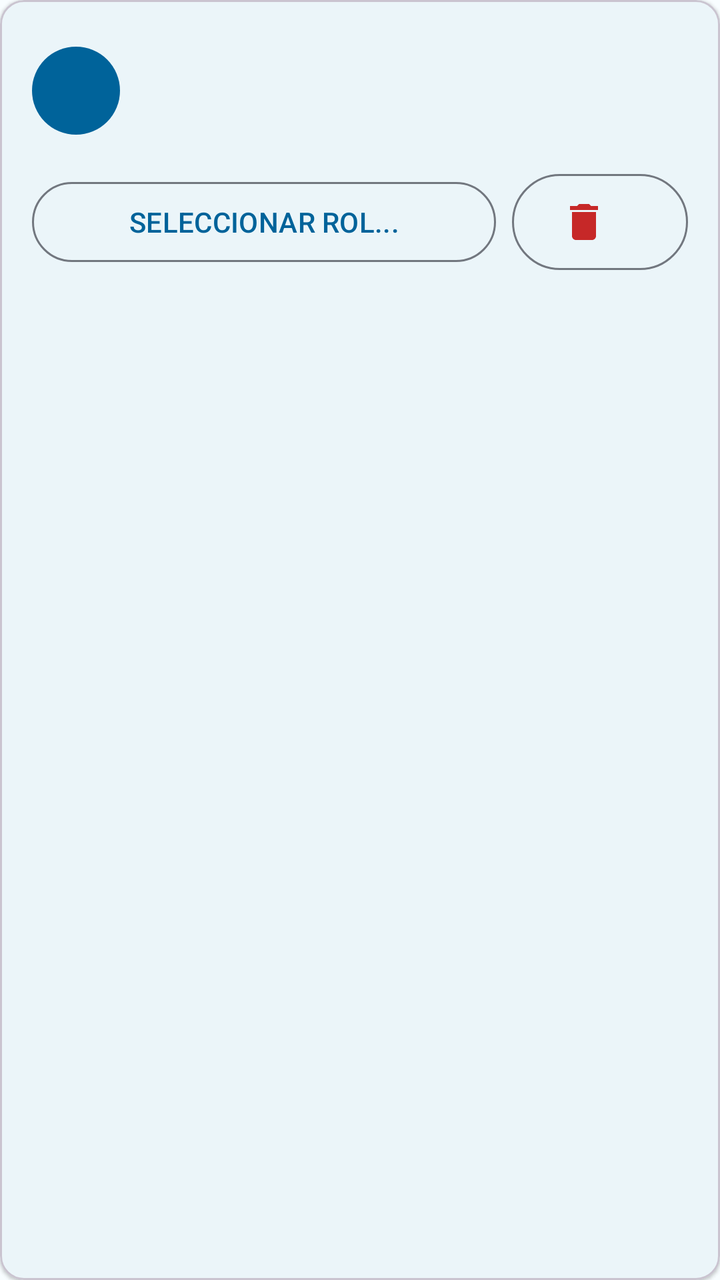
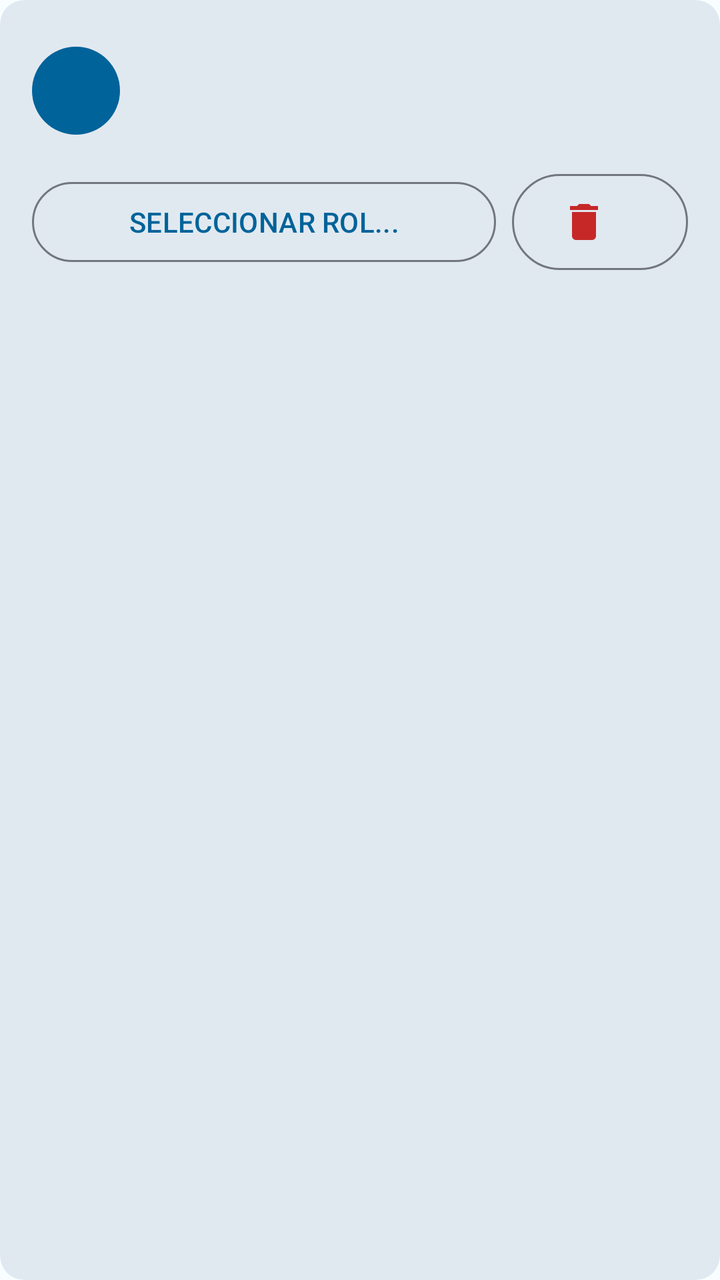

Before-and-after screenshots of an Android layout around one commit, followed by the original layout XML and the change that was made.
<!-- AndroidManifest.xml: application theme Theme.DonationSystem -->
<!-- res/layout/item_active_user.xml -->
<?xml version="1.0" encoding="utf-8"?>
<com.google.android.material.card.MaterialCardView xmlns:android="http://schemas.android.com/apk/res/android"
    xmlns:app="http://schemas.android.com/apk/res-auto"
    android:layout_width="match_parent"
    android:layout_height="wrap_content"
    android:layout_marginBottom="12dp"
    app:cardCornerRadius="12dp"
    app:cardElevation="1dp">

    <LinearLayout
        android:layout_width="match_parent"
        android:layout_height="wrap_content"
        android:orientation="vertical"
        android:padding="16dp">

        <LinearLayout
            android:layout_width="match_parent"
            android:layout_height="wrap_content"
            android:gravity="center_vertical"
            android:orientation="horizontal">

            <TextView
                android:id="@+id/textViewActiveUserInitial"
                android:layout_width="44dp"
                android:layout_height="44dp"
                android:background="@drawable/bg_avatar"
                android:gravity="center"
                android:textColor="@color/on_primary"
                android:textSize="18sp"
                android:textStyle="bold" />

            <LinearLayout
                android:layout_width="0dp"
                android:layout_height="wrap_content"
                android:layout_marginStart="12dp"
                android:layout_weight="1"
                android:orientation="vertical">

                <TextView
                    android:id="@+id/textViewActiveUserName"
                    android:layout_width="wrap_content"
                    android:layout_height="wrap_content"
                    android:textAppearance="?attr/textAppearanceTitleMedium"
                    android:textColor="@color/clinical_dark_blue" />

                <TextView
                    android:id="@+id/textViewActiveUserDni"
                    android:layout_width="wrap_content"
                    android:layout_height="wrap_content"
                    android:layout_marginTop="2dp"
                    android:textAppearance="?attr/textAppearanceBodyMedium"
                    android:textColor="@color/on_surface_variant" />

                <TextView
                    android:id="@+id/textViewActiveUserEmail"
                    android:layout_width="wrap_content"
                    android:layout_height="wrap_content"
                    android:textAppearance="?attr/textAppearanceBodySmall"
                    android:textColor="@color/on_surface_variant" />
            </LinearLayout>
        </LinearLayout>

        <LinearLayout
            android:layout_width="match_parent"
            android:layout_height="wrap_content"
            android:layout_marginTop="12dp"
            android:orientation="horizontal">

            <com.google.android.material.button.MaterialButton
                android:id="@+id/buttonActiveUserRole"
                style="@style/Widget.Material3.Button.OutlinedButton"
                android:layout_width="0dp"
                android:layout_height="wrap_content"
                android:layout_marginEnd="4dp"
                android:layout_weight="1"
                android:text="@string/hint_select_role"
                android:textAllCaps="true" />

            <com.google.android.material.button.MaterialButton
                android:id="@+id/buttonDeleteUser"
                style="@style/Widget.Material3.Button.OutlinedButton"
                android:layout_width="wrap_content"
                android:layout_height="wrap_content"
                android:layout_marginStart="4dp"
                android:insetTop="0dp"
                android:insetBottom="0dp"
                android:contentDescription="@string/dialog_confirm_delete_user"
                app:icon="@drawable/ic_delete"
                app:iconTint="@color/veda_red"
                app:iconSize="24dp" />
        </LinearLayout>
    </LinearLayout>
</com.google.android.material.card.MaterialCardView>
<!-- resources referenced by this layout -->
<resources>
  <color name="clinical_dark_blue">#FF001D33</color>
  <color name="on_primary">#FFFFFFFF</color>
  <color name="on_surface_variant">#FF42474E</color>
  <color name="veda_red">#FFC62828</color>
  <!-- drawable bg_avatar (drawable) -->
  <?xml version="1.0" encoding="utf-8"?>
  <shape xmlns:android="http://schemas.android.com/apk/res/android"
      android:shape="oval">
      <solid android:color="@color/medical_blue" />
  </shape>
  <!-- drawable ic_delete (drawable) -->
  <vector xmlns:android="http://schemas.android.com/apk/res/android"
      android:width="24dp"
      android:height="24dp"
      android:viewportWidth="24"
      android:viewportHeight="24"
      android:tint="?attr/colorControlNormal">
      <path
          android:fillColor="@android:color/white"
          android:pathData="M6,19c0,1.1 0.9,2 2,2h8c1.1,0 2,-0.9 2,-2V7H6v12zM19,4h-3.5l-1,-1h-5l-1,1H5v2h14V4z" />
  </vector>
  <string name="dialog_confirm_delete_user">¿Eliminar a este usuario del sistema?</string>
  <string name="hint_select_role">Seleccionar rol...</string>
  <style name="Theme.DonationSystem" parent="Base.Theme.DonationSystem" />
  <color name="medical_blue">#FF00639A</color>
  <style name="Base.Theme.DonationSystem" parent="Theme.Material3.DayNight.NoActionBar">
          <item name="colorPrimary">@color/medical_blue</item>
          <item name="colorOnPrimary">@color/on_primary</item>
          <item name="colorPrimaryContainer">@color/medical_blue_light</item>
          <item name="colorOnPrimaryContainer">@color/clinical_dark_blue</item>
  
          <item name="colorSecondary">@color/clinical_dark_blue</item>
          <item name="colorOnSecondary">@color/on_secondary</item>
  
          <item name="colorSurface">@color/surface_light</item>
          <item name="colorOnSurface">@color/on_surface</item>
          <item name="colorSurfaceVariant">@color/surface_variant</item>
          <item name="colorOnSurfaceVariant">@color/on_surface_variant</item>
  
          <item name="android:colorBackground">@color/surface_light</item>
          <item name="colorOutline">@color/outline</item>
      </style>
  <color name="medical_blue_light">#FFD1E4FF</color>
  <color name="on_secondary">#FFFFFFFF</color>
  <color name="surface_light">#FFF8FDFF</color>
  <color name="on_surface">#FF191C20</color>
  <color name="surface_variant">#FFDEE3EB</color>
  <color name="outline">#FF72777F</color>
</resources>

<!-- the commit's change to res/layout/item_active_user.xml (unified diff, before → after) -->
@@ -3,9 +3,8 @@
     xmlns:app="http://schemas.android.com/apk/res-auto"
     android:layout_width="match_parent"
     android:layout_height="wrap_content"
-    android:layout_marginBottom="12dp"
-    app:cardCornerRadius="12dp"
-    app:cardElevation="1dp">
+    style="@style/Widget.App.Card"
+    android:layout_marginBottom="12dp">
 
     <LinearLayout
         android:layout_width="match_parent"
<!-- resource entries referenced after the edit -->
@@ -23,8 +23,12 @@
   </vector>
   <string name="dialog_confirm_delete_user">¿Eliminar a este usuario del sistema?</string>
   <string name="hint_select_role">Seleccionar rol...</string>
+  <style name="Widget.App.Card" parent="Widget.Material3.CardView.Filled">
+          <item name="cardCornerRadius">@dimen/card_corner_radius</item>
+      </style>
   <style name="Theme.DonationSystem" parent="Base.Theme.DonationSystem" />
   <color name="medical_blue">#FF00639A</color>
+  <dimen name="card_corner_radius">12dp</dimen>
   <style name="Base.Theme.DonationSystem" parent="Theme.Material3.DayNight.NoActionBar">
           <item name="colorPrimary">@color/medical_blue</item>
           <item name="colorOnPrimary">@color/on_primary</item>
@@ -41,6 +45,12 @@
   
           <item name="android:colorBackground">@color/surface_light</item>
           <item name="colorOutline">@color/outline</item>
+  
+          <item name="colorSurfaceContainerLowest">@color/surface_container_lowest</item>
+          <item name="colorSurfaceContainerLow">@color/surface_container_low</item>
+          <item name="colorSurfaceContainer">@color/surface_container</item>
+          <item name="colorSurfaceContainerHigh">@color/surface_container_high</item>
+          <item name="colorSurfaceContainerHighest">@color/surface_container_highest</item>
       </style>
   <color name="medical_blue_light">#FFD1E4FF</color>
   <color name="on_secondary">#FFFFFFFF</color>
@@ -48,5 +58,10 @@
   <color name="on_surface">#FF191C20</color>
   <color name="surface_variant">#FFDEE3EB</color>
   <color name="outline">#FF72777F</color>
+  <color name="surface_container_lowest">#FFFFFFFF</color>
+  <color name="surface_container_low">#FFF3F8FB</color>
+  <color name="surface_container">#FFEDF3F8</color>
+  <color name="surface_container_high">#FFE7EDF3</color>
+  <color name="surface_container_highest">#FFE1E9F0</color>
 </resources>
 
